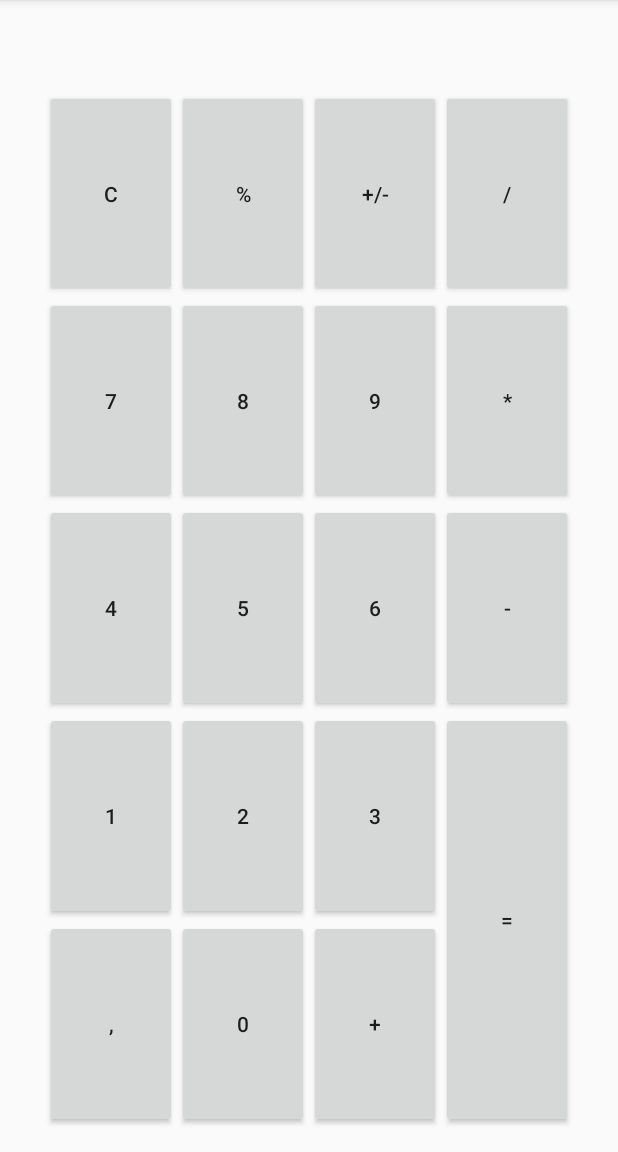
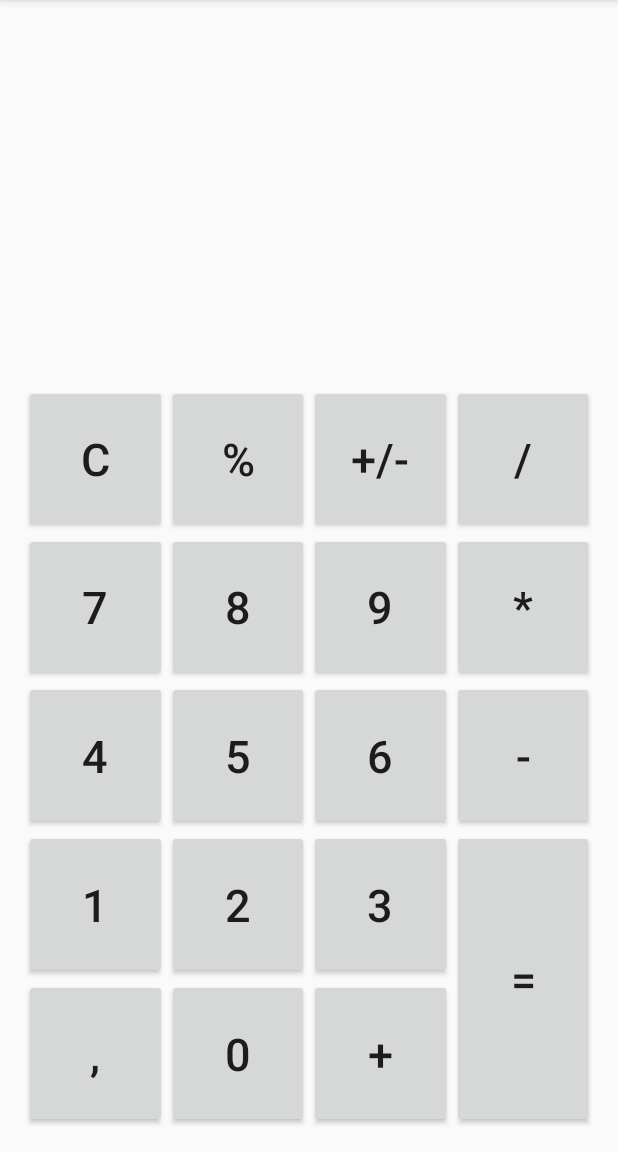
Before and after one commit to sssemion/calculator, an Android app: the screen it shows after launch (MainActivity), on a phone screen of 412 x 824 dp, the part 84-1236 px from its top. Run offline under Robolectric (Android 15) with nearby library versions, the phone set to English and light mode, and no system bars.

Commit message:
Исправлено отображение калькулятора

```diff
--- a/app/src/main/res/layout/activity_main.xml
+++ b/app/src/main/res/layout/activity_main.xml
@@ -1,6 +1,5 @@
 <?xml version="1.0" encoding="utf-8"?>
 <androidx.constraintlayout.widget.ConstraintLayout xmlns:android="http://schemas.android.com/apk/res/android"
-    xmlns:app="http://schemas.android.com/apk/res-auto"
     xmlns:tools="http://schemas.android.com/tools"
     android:layout_width="match_parent"
     android:layout_height="match_parent"
@@ -13,188 +12,259 @@
         android:orientation="vertical"
         android:padding="16dp"
         tools:layout_editor_absoluteX="0dp"
-        tools:layout_editor_absoluteY="205dp">
+        tools:layout_editor_absoluteY="233dp">
+
+        <LinearLayout
+            android:layout_width="match_parent"
+            android:layout_height="wrap_content"
+            android:orientation="vertical"
+            android:layout_weight="2"
+            android:layout_marginTop="16dp"
+            android:layout_marginBottom="16dp">
 
             <LinearLayout
                 android:id="@+id/result"
                 android:layout_width="match_parent"
-            android:layout_height="wrap_content">
+                android:layout_height="wrap_content"
+                android:layout_weight="1">
 
                 <TextView
                     android:id="@+id/resultField"
                     android:layout_width="0dp"
-                android:layout_height="wrap_content"
+                    android:layout_height="match_parent"
                     android:layout_weight="1"
-                android:textSize="18sp" />
+                    android:textSize="30sp"
+                    tools:ignore="NestedWeights" />
 
                 <TextView
                     android:id="@+id/operationField"
                     android:layout_width="0dp"
-                android:layout_height="wrap_content"
+                    android:layout_height="match_parent"
                     android:layout_weight="1"
-                android:textSize="18sp" />
+                    android:textSize="30sp" />
             </LinearLayout>
 
             <TextView
                 android:id="@+id/numberField"
                 android:layout_width="match_parent"
-            android:layout_height="wrap_content" />
+                android:layout_height="wrap_content"
+                android:layout_weight="1"
+                android:textSize="30sp" />
 
-        <androidx.gridlayout.widget.GridLayout
-            android:layout_width="wrap_content"
-            android:layout_height="match_parent"
-            android:layout_gravity="center"
-            android:layout_alignParentTop="true"
-            android:layout_alignParentStart="true"
-            app:columnCount="4"
-            app:orientation="horizontal">
+        </LinearLayout>
+
+        <GridLayout
+            android:layout_width="match_parent"
+            android:layout_height="wrap_content"
+            android:layout_weight="3"
+            android:layout_gravity="center_horizontal"
+            android:alignmentMode="alignMargins"
+            android:columnCount="4"
+            android:orientation="horizontal">
 
             <Button
+                android:layout_rowWeight="1"
+                android:layout_columnSpan="1"
+
+                android:layout_columnWeight="1"
+                android:layout_gravity="fill"
+                android:maxWidth="0dip"
+                android:minWidth="0dip"
                 android:onClick="onClearClick"
                 android:text="C"
-
-                app:layout_columnSpan="1"
-                app:layout_columnWeight="1"
-                app:layout_gravity="fill"
-                app:layout_rowWeight="1" />
+                android:textSize="30sp" />
 
             <Button
+                android:layout_rowWeight="1"
+                android:layout_columnWeight="1"
+
+                android:layout_gravity="fill"
+                android:maxWidth="0dip"
+                android:minWidth="0dip"
                 android:onClick="onOperationClick"
                 android:text="%"
-
-                app:layout_columnWeight="1"
-                app:layout_gravity="fill"
-                app:layout_rowWeight="1" />
+                android:textSize="30sp" />
 
             <Button
+                android:layout_rowWeight="1"
+                android:layout_columnWeight="1"
+                android:maxWidth="0dip"
+                android:minWidth="0dip"
                 android:onClick="onSignClick"
                 android:text="+/-"
-                app:layout_columnWeight="1"
-                app:layout_rowWeight="1" />
+                android:textSize="30sp" />
 
             <Button
+                android:layout_rowWeight="1"
+                android:layout_column="0"
+                android:layout_columnWeight="1"
+                android:layout_gravity="fill"
+                android:maxWidth="0dip"
+                android:minWidth="0dip"
                 android:onClick="onNumberClick"
                 android:text="7"
-                app:layout_column="0"
-                app:layout_columnWeight="1"
-                app:layout_gravity="fill"
-                app:layout_rowWeight="1" />
+                android:textSize="30sp" />
 
             <Button
+                android:layout_rowWeight="1"
+                android:layout_columnWeight="1"
+                android:layout_gravity="fill"
+                android:maxWidth="0dip"
+                android:minWidth="0dip"
                 android:onClick="onNumberClick"
                 android:text="8"
-                app:layout_columnWeight="1"
-                app:layout_gravity="fill"
-                app:layout_rowWeight="1" />
+                android:textSize="30sp" />
 
             <Button
+                android:layout_rowWeight="1"
+                android:layout_columnWeight="1"
+                android:layout_gravity="fill"
+                android:maxWidth="0dip"
+                android:minWidth="0dip"
                 android:onClick="onNumberClick"
                 android:text="9"
-                app:layout_columnWeight="1"
-                app:layout_gravity="fill"
-                app:layout_rowWeight="1" />
+                android:textSize="30sp" />
 
             <Button
+                android:layout_row="0"
+                android:layout_rowWeight="1"
+                android:layout_column="3"
+                android:layout_columnWeight="1"
+                android:layout_gravity="fill"
+                android:maxWidth="0dip"
+                android:minWidth="0dip"
                 android:onClick="onOperationClick"
                 android:text="/"
-                app:layout_column="3"
-                app:layout_columnWeight="1"
-                app:layout_gravity="fill"
-                app:layout_row="0"
-                app:layout_rowWeight="1" />
+                android:textSize="30sp" />
 
             <Button
+                android:layout_rowWeight="1"
+                android:layout_column="0"
+                android:layout_columnWeight="1"
+                android:layout_gravity="fill"
+                android:maxWidth="0dip"
+                android:minWidth="0dip"
                 android:onClick="onNumberClick"
                 android:text="4"
-                app:layout_column="0"
-                app:layout_columnWeight="1"
-                app:layout_gravity="fill"
-                app:layout_rowWeight="1" />
+                android:textSize="30sp" />
 
             <Button
+                android:layout_rowWeight="1"
+                android:layout_columnWeight="1"
+                android:layout_gravity="fill"
+                android:maxWidth="0dip"
+                android:minWidth="0dip"
                 android:onClick="onNumberClick"
                 android:text="5"
-                app:layout_columnWeight="1"
-                app:layout_gravity="fill"
-                app:layout_rowWeight="1" />
+                android:textSize="30sp" />
 
             <Button
+                android:layout_rowWeight="1"
+                android:layout_columnWeight="1"
+                android:layout_gravity="fill"
+                android:maxWidth="0dip"
+                android:minWidth="0dip"
                 android:onClick="onNumberClick"
                 android:text="6"
-                app:layout_columnWeight="1"
-                app:layout_gravity="fill"
-                app:layout_rowWeight="1" />
+                android:textSize="30sp" />
 
             <Button
+                android:layout_row="1"
+                android:layout_rowWeight="1"
+                android:layout_columnWeight="1"
+                android:layout_gravity="fill"
+                android:maxWidth="0dip"
+                android:minWidth="0dip"
                 android:onClick="onOperationClick"
                 android:text="*"
-                app:layout_columnWeight="1"
-                app:layout_gravity="fill"
-                app:layout_row="1"
-                app:layout_rowWeight="1" />
+                android:textSize="30sp" />
 
             <Button
+                android:layout_rowWeight="1"
+                android:layout_column="0"
+                android:layout_columnWeight="1"
+                android:layout_gravity="fill"
+                android:maxWidth="0dip"
+                android:minWidth="0dip"
                 android:onClick="onNumberClick"
                 android:text="1"
-                app:layout_column="0"
-                app:layout_columnWeight="1"
-                app:layout_gravity="fill"
-                app:layout_rowWeight="1" />
+                android:textSize="30sp" />
 
             <Button
+                android:layout_rowWeight="1"
+                android:layout_columnWeight="1"
+                android:layout_gravity="fill"
+                android:maxWidth="0dip"
+                android:minWidth="0dip"
                 android:onClick="onNumberClick"
                 android:text="2"
-                app:layout_columnWeight="1"
-                app:layout_gravity="fill"
-                app:layout_rowWeight="1" />
+                android:textSize="30sp" />
 
             <Button
+                android:layout_rowWeight="1"
+                android:layout_columnWeight="1"
+                android:layout_gravity="fill"
+                android:maxWidth="0dip"
+                android:minWidth="0dip"
                 android:onClick="onNumberClick"
                 android:text="3"
-                app:layout_columnWeight="1"
-                app:layout_gravity="fill"
-                app:layout_rowWeight="1" />
+                android:textSize="30sp" />
 
             <Button
+                android:layout_row="2"
+                android:layout_rowWeight="1"
+                android:layout_columnWeight="1"
+                android:layout_gravity="fill"
+                android:maxWidth="0dip"
+                android:minWidth="0dip"
                 android:onClick="onOperationClick"
                 android:text="-"
-                app:layout_columnWeight="1"
-                app:layout_gravity="fill"
-                app:layout_row="2"
-                app:layout_rowWeight="1" />
+                android:textSize="30sp" />
 
             <Button
+                android:layout_rowWeight="1"
+                android:layout_column="0"
+                android:layout_columnWeight="1"
+                android:layout_gravity="fill"
+                android:maxWidth="0dip"
+                android:minWidth="0dip"
                 android:onClick="onNumberClick"
                 android:text=","
-                app:layout_column="0"
-                app:layout_columnWeight="1"
-                app:layout_gravity="fill"
-                app:layout_rowWeight="1" />
+                android:textSize="30sp" />
 
             <Button
+                android:layout_rowWeight="1"
+                android:layout_columnWeight="1"
+                android:layout_gravity="fill"
+                android:maxWidth="0dip"
+                android:minWidth="0dip"
                 android:onClick="onNumberClick"
                 android:text="0"
-                app:layout_columnWeight="1"
-                app:layout_gravity="fill"
-                app:layout_rowWeight="1" />
+                android:textSize="30sp" />
 
             <Button
+                android:layout_rowWeight="1"
+                android:layout_columnWeight="1"
+                android:layout_gravity="fill"
+                android:maxWidth="0dip"
+                android:minWidth="0dip"
                 android:onClick="onOperationClick"
                 android:text="+"
-                app:layout_columnWeight="1"
-                app:layout_gravity="fill"
-                app:layout_rowWeight="1" />
+                android:textSize="30sp" />
 
             <Button
+                android:layout_row="3"
+                android:layout_rowSpan="2"
+                android:layout_rowWeight="1"
+                android:layout_columnWeight="1"
+                android:layout_gravity="fill"
+                android:maxWidth="0dip"
+                android:minWidth="0dip"
                 android:onClick="onOperationClick"
                 android:text="="
-                app:layout_columnWeight="1"
-                app:layout_gravity="fill"
-                app:layout_row="3"
-                app:layout_rowSpan="2"
-                app:layout_rowWeight="1" />
+                android:textSize="30sp" />
 
-        </androidx.gridlayout.widget.GridLayout>
+        </GridLayout>
 
     </LinearLayout>
 
```
Lines whose indentation alone changed are shown as unchanged.
